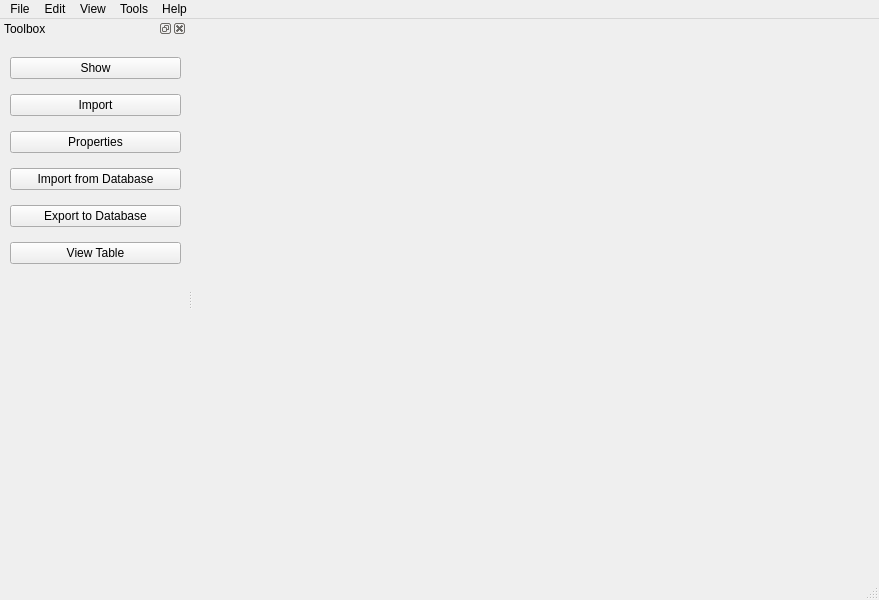
Old version of the form ui/main.ui in the repository Franchini/Canvas.
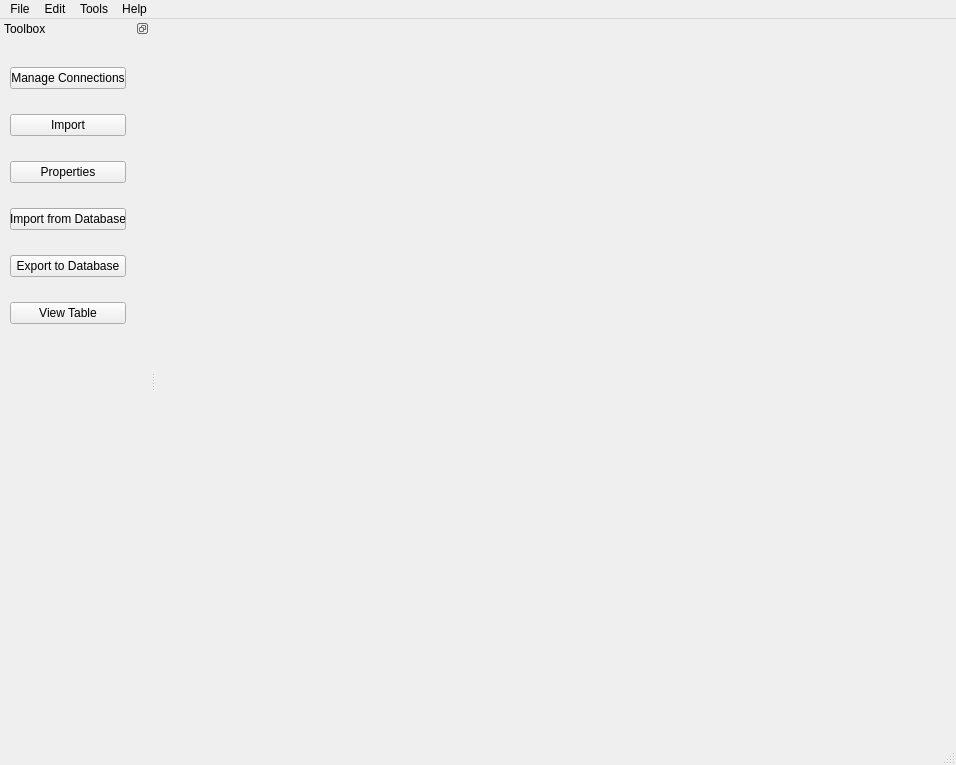
New version of the form.

The edit to the form file:
```diff
--- a/ui/main.ui
+++ b/ui/main.ui
@@ -6,8 +6,8 @@
    <rect>
     <x>0</x>
     <y>0</y>
-    <width>879</width>
-    <height>600</height>
+    <width>956</width>
+    <height>765</height>
    </rect>
   </property>
   <property name="windowTitle">
@@ -22,11 +22,14 @@
    </property>
   </widget>
   <widget class="QMenuBar" name="menubar">
+   <property name="enabled">
+    <bool>true</bool>
+   </property>
    <property name="geometry">
     <rect>
      <x>0</x>
      <y>0</y>
-     <width>879</width>
+     <width>956</width>
      <height>21</height>
     </rect>
    </property>
@@ -48,13 +51,17 @@
     <property name="title">
      <string>Edit</string>
     </property>
-   </widget>
-   <widget class="QMenu" name="menuView">
-    <property name="title">
-     <string>View</string>
-    </property>
-    <addaction name="actionToolbox"/>
-    <addaction name="actionTable"/>
+    <widget class="QMenu" name="menuOpen_Connection">
+     <property name="title">
+      <string>Import Data</string>
+     </property>
+     <addaction name="actionImportFile"/>
+     <addaction name="actionImportConnection"/>
+    </widget>
+    <addaction name="actionTable_2"/>
+    <addaction name="menuOpen_Connection"/>
+    <addaction name="separator"/>
+    <addaction name="actionPreferences"/>
    </widget>
    <widget class="QMenu" name="menuTools">
     <property name="title">
@@ -77,7 +84,6 @@
    </widget>
    <addaction name="menuFile"/>
    <addaction name="menuEdit"/>
-   <addaction name="menuView"/>
    <addaction name="menuTools"/>
    <addaction name="menuHelp"/>
   </widget>
@@ -91,10 +97,19 @@
    </property>
    <property name="minimumSize">
     <size>
-     <width>187</width>
-     <height>41</height>
+     <width>138</width>
+     <height>724</height>
     </size>
    </property>
+   <property name="autoFillBackground">
+    <bool>false</bool>
+   </property>
+   <property name="styleSheet">
+    <string notr="true"/>
+   </property>
+   <property name="features">
+    <set>QDockWidget::DockWidgetFloatable|QDockWidget::DockWidgetMovable</set>
+   </property>
    <property name="allowedAreas">
     <set>Qt::LeftDockWidgetArea|Qt::RightDockWidgetArea</set>
    </property>
@@ -110,15 +125,15 @@
       <rect>
        <x>10</x>
        <y>10</y>
-       <width>171</width>
-       <height>231</height>
+       <width>116</width>
+       <height>301</height>
       </rect>
      </property>
      <layout class="QVBoxLayout" name="verticalLayout">
       <item>
        <widget class="QPushButton" name="buttonShow">
         <property name="text">
-         <string>Show</string>
+         <string>Manage Connections</string>
         </property>
        </widget>
       </item>
```
Left out of the diff: 50 changed lines with no effect on the pictures.
